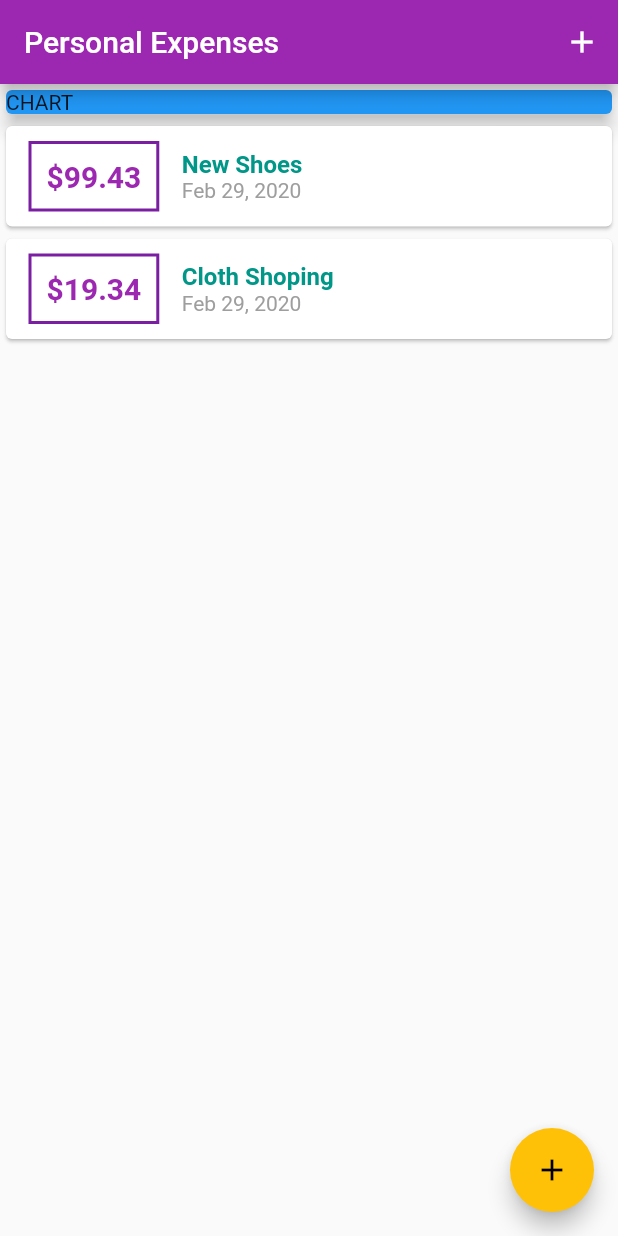
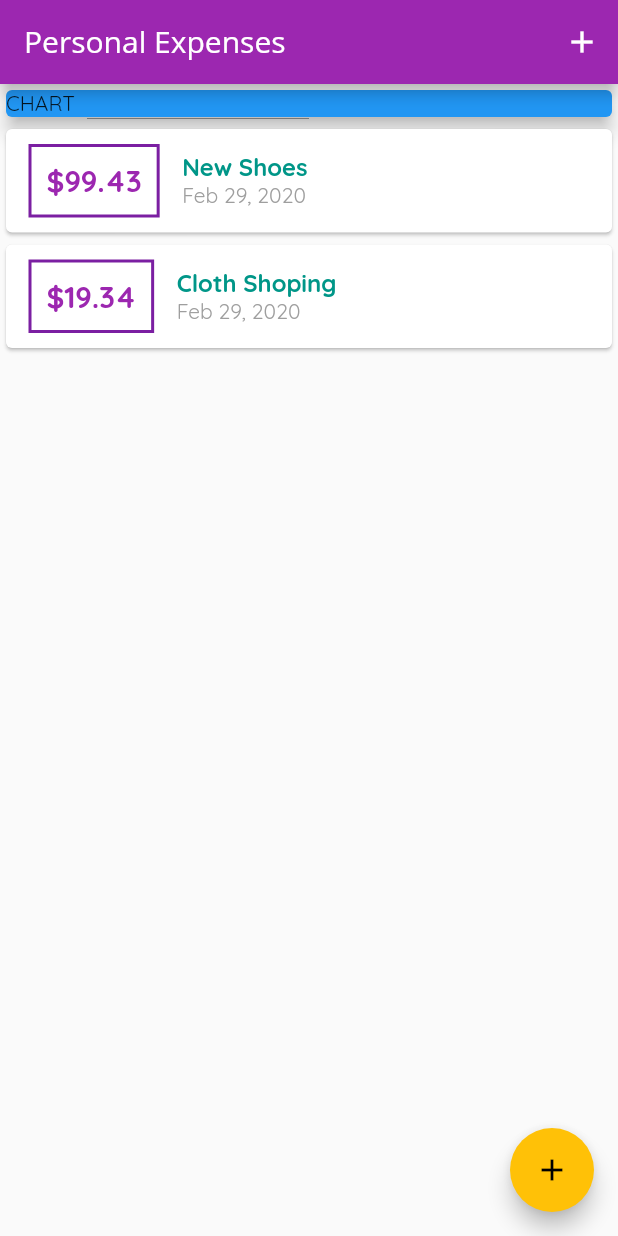
Before and after one commit to saffer4u/my_expence, a Flutter app: the screen it shows after launch, on a phone screen of 412 x 824 dp. Run offline on Flutter 3.47's test engine with Material 2 defaults, Android fonts, the phone set to English and light mode, and no system bars.

Commit message:
Add fonts and static fontFamily

```diff
--- a/lib/main.dart
+++ b/lib/main.dart
@@ -13,6 +13,7 @@ class MyApp extends StatelessWidget {
       theme: ThemeData(
         primarySwatch: Colors.purple,
         accentColor: Colors.amber,
+        fontFamily: 'Quicksand'
       ),
       home: MyHomePage(),
     );
@@ -71,7 +72,7 @@ class _MyHomePageState extends State<MyHomePage> {
   Widget build(BuildContext context) {
     return Scaffold(
       appBar: AppBar(
-        title: Text('Personal Expenses'),
+        title: Text('Personal Expenses',style: TextStyle(fontFamily: 'OpenSans'),),
         actions: <Widget>[
           IconButton(
             icon: Icon(Icons.add),
```
Also changed, not shown: pubspec.yaml (+12 -6 lines), assets/fonts/OpenSans-Bold.ttf (added), assets/fonts/OpenSans-Regular.ttf (added), assets/fonts/Quicksand-Bold.ttf (added), assets/fonts/Quicksand-Light.ttf (added), assets/fonts/Quicksand-Medium.ttf (added), assets/fonts/Quicksand-Regular.ttf (added).
